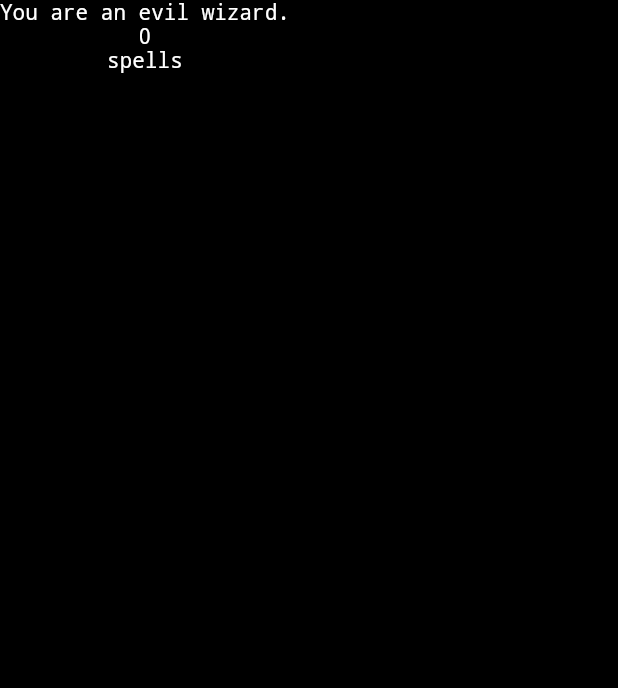
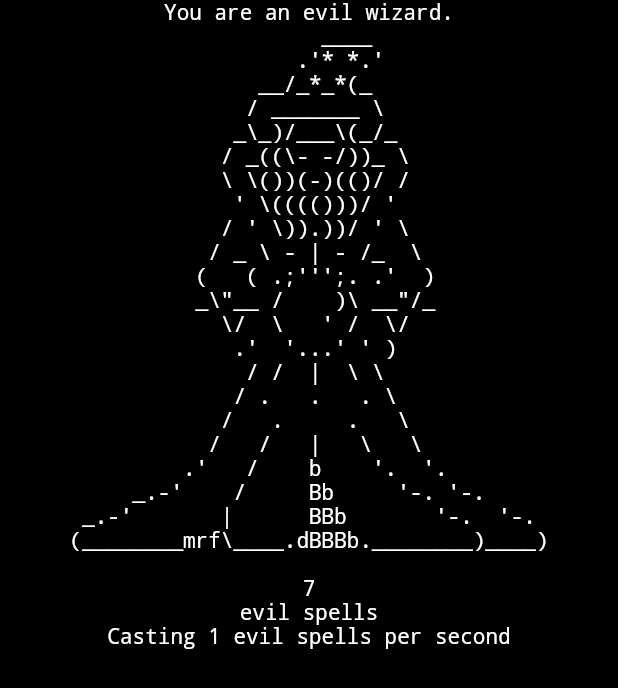
Before and after one commit to milorodrigues/evil_wizard_idle_game, a Flutter app: the screen it shows after launch, on a phone screen of 412 x 824 dp. Shown: the top 688 px of the screen. Run offline on Flutter 3.47's test engine with Material 2 defaults, Android fonts, the phone set to English and light mode, and no system bars.

Commit message:
Increment working + placeholder wizard art

```diff
--- a/lib/main.dart
+++ b/lib/main.dart
@@ -1,7 +1,7 @@
 import 'package:flutter/material.dart';
 import 'dart:async';
 
-//import './src/asciiart.dart';
+import './src/asciiart.dart';
 
 void main() {
   runApp(const Game());
@@ -15,18 +15,18 @@ class Game extends StatefulWidget {
 }
 
 class GameState extends State<Game>{
-  static var _spells = BigInt.from(0);
-  static var _gain = BigInt.from(1);
+  static final _spells = ValueNotifier<BigInt>(BigInt.from(0));
+  static final _gain = ValueNotifier<BigInt>(BigInt.from(1));
   static Timer? timer;
 
   static void _idleIncrease() {
-    GameState._spells += GameState._gain;
-    debugPrint("in _idleIncrease; _spells = ${GameState._spells}");
+    GameState._spells.value += GameState._gain.value;
+    //debugPrint("in _idleIncrease; _spells = ${GameState._spells.value}");
   }
 
   @override
   void initState(){
-    debugPrint("in initState()");
+    //debugPrint("in initState()");
     super.initState();
     timer = Timer.periodic(const Duration(seconds: 1), (Timer t) => GameState._idleIncrease());
   }
@@ -50,29 +50,61 @@ class MainPage extends StatelessWidget {
     return SafeArea(
       child: Scaffold(
         backgroundColor: Colors.black,
-        body: Column(
-          children: const [
-            Text('You are an evil wizard.'),
-            //Text(Assets.asciiWizard),
-            SpellsWidget(),
-          ],
+        body: Center(
+          child: Column(
+            crossAxisAlignment: CrossAxisAlignment.center,
+            children: const [
+              Text('You are an evil wizard.'),
+              Text(Assets.asciiWizard),
+              SpellsWidget(),
+              IncreaseInfoWidget(),
+            ],
+          ),
         ),
       )
     );
   }
 }
 
-class SpellsWidget extends StatelessWidget {
+class SpellsWidget extends StatefulWidget {
   const SpellsWidget({super.key});
 
+  @override
+  State<StatefulWidget> createState() => SpellsWidgetState();
+}
+
+class SpellsWidgetState extends State<SpellsWidget> {
   @override
   Widget build(BuildContext context) {
     return Column(
       crossAxisAlignment: CrossAxisAlignment.center,
       children: [
-        Text(GameState._spells.toString()),
-        const Text('spells'),
+        ValueListenableBuilder(
+          valueListenable: GameState._spells,
+          builder: (context, value, widget) {return Text(GameState._spells.value.toString());}),
+        const Text('evil spells'),
       ],
     );
   }
 }
+
+class IncreaseInfoWidget extends StatefulWidget {
+  const IncreaseInfoWidget({super.key});
+
+  @override
+  State<StatefulWidget> createState() => IncreaseInfoWidgetState();
+}
+
+class IncreaseInfoWidgetState extends State<IncreaseInfoWidget>{
+  @override
+  Widget build(BuildContext context) {
+    return Column(
+      crossAxisAlignment: CrossAxisAlignment.center,
+      children: [
+        ValueListenableBuilder(
+          valueListenable: GameState._gain,
+          builder: (context, value, widget) {return Text('Casting ${GameState._gain.value} evil spells per second');}),
+      ],
+    );
+  }
+}
--- a/lib/src/asciiart.dart
+++ b/lib/src/asciiart.dart
@@ -1,5 +1,5 @@
 class Assets {
   Assets();
 
-  static const asciiWizard = "                    ____ \n" "                  .'* *.'\n" "               __/_*_*(_\n" "              / _______ \\\n" "             _\\_)/___\\(_/_ \n";
+  static const asciiWizard = "                    ____ \n" "                  .'* *.'\n" "               __/_*_*(_\n" "              / _______ \\\n" "             _\\_)/___\\(_/_ \n" "            / _((\\- -/))_ \\\n" "            \\ \\())(-)(()/ /\n" "             ' \\(((()))/ '\n" "            / ' \\)).))/ ' \\\n" "           / _ \\ - | - /_  \\\n" "          (   ( .;''';. .'  )\n" "          _\\\"__ /    )\\ __\"/_\n" "            \\/  \\   ' /  \\/\n" "             .'  '...' ' )\n" "              / /  |  \\ \\\n" "             / .   .   . \\\n" "            /   .     .   \\\n" "           /   /   |   \\   \\\n" "         .'   /    b    '.  '.\n" "     _.-'    /     Bb     '-. '-.\n" " _.-'       |      BBb       '-.  '-.\n" "(________mrf\\____.dBBBb.________)____)\n";
 }
```
